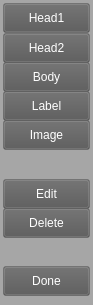
The window that src/windows/vsim/editButtons.ui (IDREsandbox/vsim) describes before a commit, drawn with Qt 5.
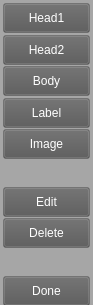
The same window after the commit.

Commit message: Multiple dragLabel support. Creation of different styled widgets supported through editButtons. User input text now scales as well (before, text scaling only worked for default text).

Patch:
```diff
--- a/src/windows/vsim/editButtons.ui
+++ b/src/windows/vsim/editButtons.ui
@@ -31,7 +31,7 @@
   </property>
   <layout class="QVBoxLayout" name="verticalLayout">
    <property name="spacing">
-    <number>0</number>
+    <number>5</number>
    </property>
    <property name="leftMargin">
     <number>3</number>
@@ -43,7 +43,7 @@
     <number>3</number>
    </property>
    <property name="bottomMargin">
-    <number>10</number>
+    <number>3</number>
    </property>
    <item>
     <widget class="QPushButton" name="head1">
```
The commit also changes 5 other files.
